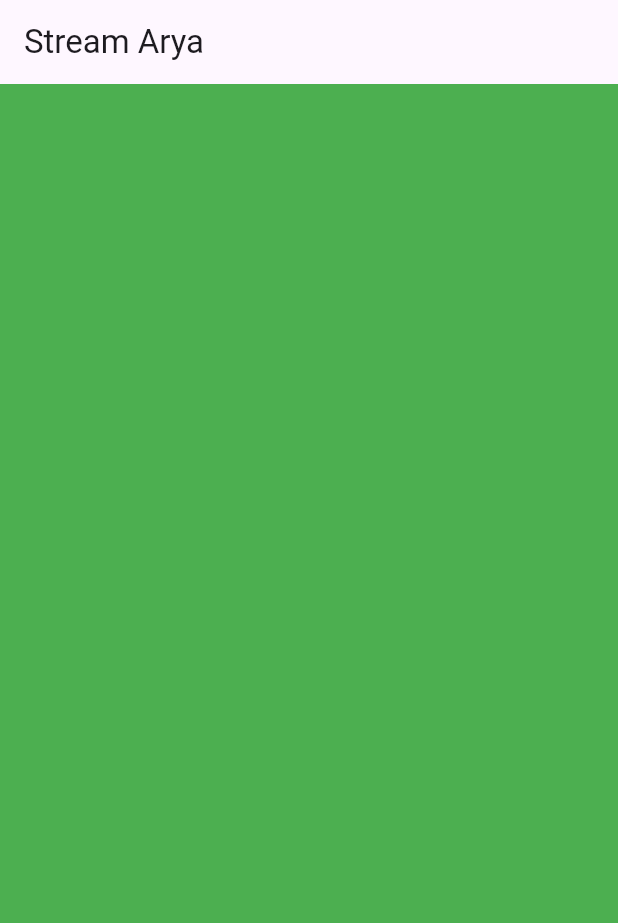
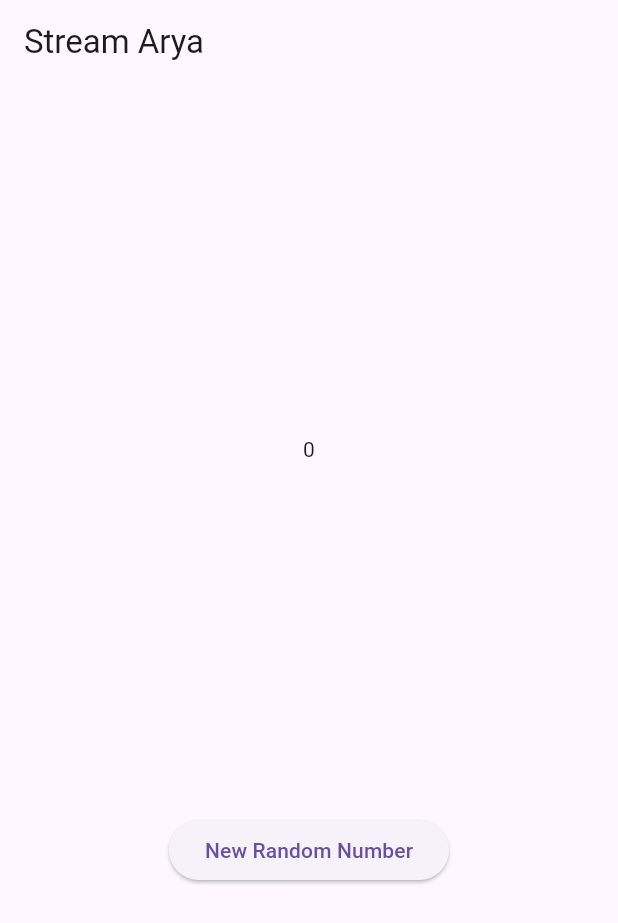
Before and after one commit to aryachandrak/Pemrograman-Mobile-2024-Ganjil, a Flutter app: the screen it shows after launch, on a phone screen of 412 x 824 dp. Shown: the top 923 px of the screen. Run offline on Flutter 3.47's test engine with Material 3 defaults, Android fonts, the light colour scheme and no system bars; our stand-ins replace auto_size_text, geolocator, go_router.

Commit message:
W12: Jawaban Soal 6

```diff
--- a/Jobsheet 12/stream_arya/lib/main.dart
+++ b/Jobsheet 12/stream_arya/lib/main.dart
@@ -1,5 +1,7 @@
 import 'package:flutter/material.dart';
 import 'stream.dart';
+import 'dart:async';
+import 'dart:math';
 
 void main() {
   runApp(const MyApp());
@@ -28,13 +30,16 @@ class StreamHomePage extends StatefulWidget {
 class _StreamHomePageState extends State<StreamHomePage> {
   Color bgColor = Colors.blueGrey;
   late ColorStream colorStream;
+  int lastNumber = 0;
+  late StreamController numberStreamController;
+  late NumberStream numberStream;
 
-  //Soal 5
-  //listen: Asinkron secara paralel; melanjutkan eksekusi program tanpa menunggu
-  //stream selesai.
-  //await for: Asinkron secara berurutan; menunggu setiap elemen
-  //selesai diproses sebelum melanjutkan ke elemen berikutnya atau kode
-  //berikutnya.
+  /*Soal 5
+  listen: Asinkron secara paralel; melanjutkan eksekusi program tanpa menunggu
+  stream selesai.
+  await for: Asinkron secara berurutan; menunggu setiap elemen
+  selesai diproses sebelum melanjutkan ke elemen berikutnya atau kode
+  berikutnya.*/
   void changeColor() async {
     colorStream.getColors().listen((eventColor) {
       setState(() {
@@ -49,22 +54,66 @@ class _StreamHomePageState extends State<StreamHomePage> {
     // }
   }
 
+  /* Soal 6 langkah 8
+  Kode berikut menginisialisasi stream (numberStream) dan menambahkan
+  pendengar untuk memproses data yang masuk. Setiap kali event diterima, state
+  diperbarui melalui setState() untuk menyimpan nilai terakhir (lastNumber).
+  super.initState() memastikan inisialisasi awal State berjalan sesuai siklus
+  hidup widget Flutter.*/
   @override
   void initState() {
+    numberStream = NumberStream();
+    numberStreamController = numberStream.controller;
+    Stream stream = numberStreamController.stream;
+    stream.listen((event) {
+      setState(() {
+        lastNumber = event;
+      });
+    });
     super.initState();
-    colorStream = ColorStream();
-    changeColor();
+
+    //void initState() {
+    //  super.initState();
+    //  colorStream = ColorStream();
+    //  changeColor();
+    //}
+  }
+
+  @override
+  void dispose() {
+    numberStreamController.close();
+    super.dispose();
+  }
+
+  /* soal 6 langkah 10
+  Kode berikut menghasilkan angka acak antara 0 hingga 9 menggunakan
+  Random().nextInt(10), kemudian menambahkannya ke stream dengan memanggil
+  numberStream.addNumberToSink(myNum), yang mengalirkan angka tersebut ke sink
+  dari stream untuk diproses lebih lanjut. */
+  void addRandomNumber() {
+    Random random = Random();
+    int myNum = random.nextInt(10);
+    numberStream.addNumberToSink(myNum);
   }
 
   @override
   Widget build(BuildContext context) {
     return Scaffold(
-      appBar: AppBar(
-        title: Text('Stream Arya'),
-      ),
-      body: Container(
-        decoration: BoxDecoration(color: bgColor),
-      ),
-    );
+        appBar: AppBar(
+          title: Text('Stream Arya'),
+        ),
+        body: SizedBox(
+          width: double.infinity,
+          child: Column(
+            mainAxisAlignment: MainAxisAlignment.spaceEvenly,
+            crossAxisAlignment: CrossAxisAlignment.center,
+            children: [
+              Text(lastNumber.toString()),
+              ElevatedButton(
+                  onPressed: () => addRandomNumber(),
+                  child: Text('New Random Number'))
+            ],
+          ),
+        ));
   }
 }
--- a/Jobsheet 12/stream_arya/lib/stream.dart
+++ b/Jobsheet 12/stream_arya/lib/stream.dart
@@ -1,4 +1,5 @@
 import 'package:flutter/material.dart';
+import 'dart:async';
 
 class ColorStream {
   final List<Color> colors = [
@@ -27,3 +28,15 @@ class ColorStream {
     });
   }
 }
+
+class NumberStream {
+  final StreamController<int> controller = StreamController<int>();
+
+  void addNumberToSink(int newNumber) {
+    controller.sink.add(newNumber);
+  }
+
+  close() {
+    controller.close();
+  }
+}
```
Also changed, not shown: Jobsheet 12/stream_arya/assets/Praktikum2.gif (added), 1 other file.
